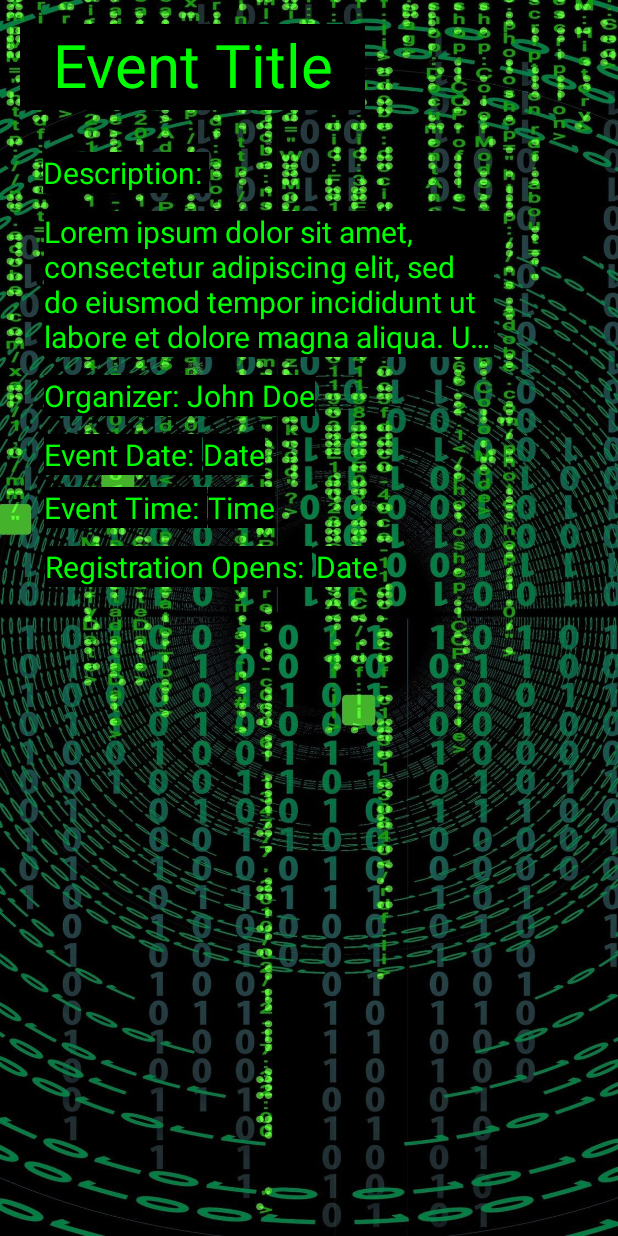
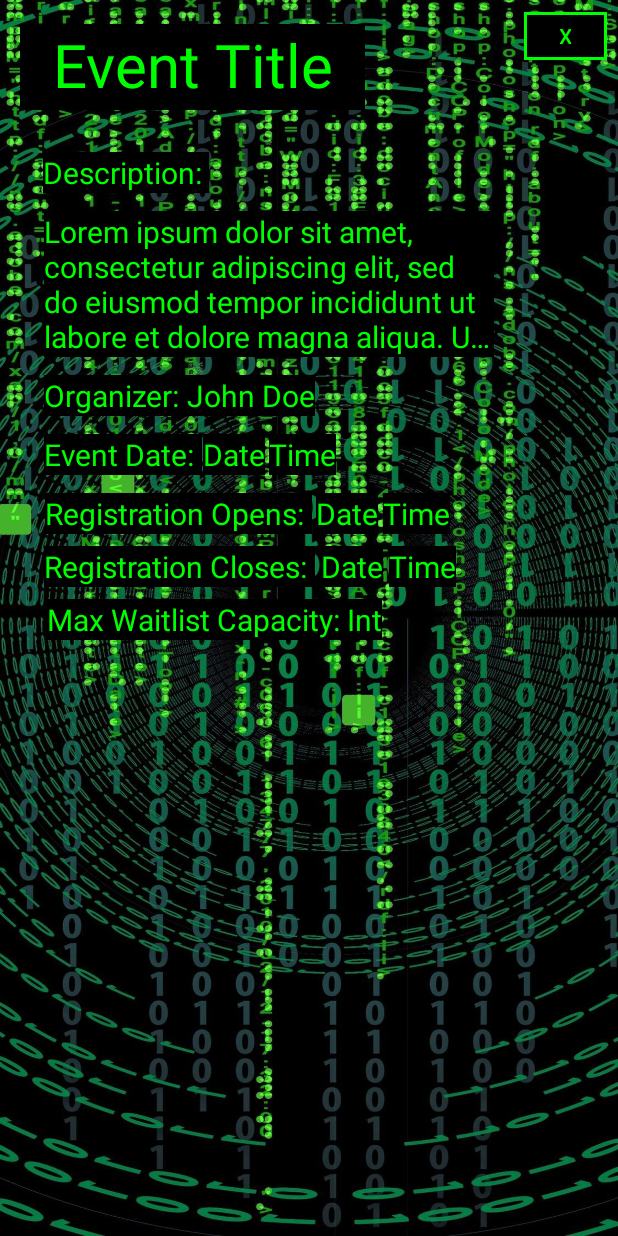
Before and after one commit to Matrix-F25/matrix-events, an Android app: the layout fragment_event_detail.xml on its own in the app's theme, with its tools: preview values and no code run, on a phone screen of 412 x 824 dp. Run offline under Robolectric (Android 15) with nearby library versions, the phone set to English and light mode, and no system bars.

Commit message:
Added more UI details

```diff
--- a/app/src/main/res/layout/fragment_event_detail.xml
+++ b/app/src/main/res/layout/fragment_event_detail.xml
@@ -6,7 +6,27 @@
     android:layout_height="match_parent"
     android:background="@drawable/matrix_background">
 
+    <!-- REMINDER: fix right constraints for organizer, event details, reg. opens/closes (static) -->
+
     <!-- title -->
+    <Button
+        android:id="@+id/event_details_back_button"
+        android:layout_width="55dp"
+        android:layout_height="40dp"
+        android:layout_marginStart="52dp"
+        android:layout_marginTop="4dp"
+        android:text="X"
+        android:textColor="@color/neon_green"
+
+        app:backgroundTint="@color/black"
+        app:cornerRadius="0dp"
+        app:layout_constraintEnd_toEndOf="parent"
+        app:layout_constraintHorizontal_bias="0.883"
+        app:layout_constraintStart_toEndOf="@+id/event_details_title_placeholder"
+        app:layout_constraintTop_toTopOf="parent"
+        app:strokeColor="@color/neon_green"
+        app:strokeWidth="2dp" />
+
     <TextView
         android:id="@+id/event_details_title_placeholder"
         android:layout_width="230dp"
@@ -86,32 +106,18 @@
     <!-- date and time details -->
 
     <TextView
-        android:id="@+id/event_time_static"
-        android:layout_width="wrap_content"
-        android:layout_height="wrap_content"
-        android:layout_marginTop="8dp"
-        android:background="@color/black"
-        android:text="Event Time: "
-        android:textColor="@color/neon_green"
-        android:textSize="20sp"
-        app:layout_constraintEnd_toEndOf="parent"
-        app:layout_constraintHorizontal_bias="0.096"
-        app:layout_constraintStart_toStartOf="parent"
-        app:layout_constraintTop_toBottomOf="@+id/event_date_static" />
-
-    <TextView
         android:id="@+id/event_time_placeholder"
         android:layout_width="wrap_content"
         android:layout_height="wrap_content"
-        android:layout_marginTop="8dp"
+        android:layout_marginTop="12dp"
+        android:layout_marginEnd="188dp"
         android:background="@color/black"
         android:text="Time"
         android:textColor="@color/neon_green"
         android:textSize="20sp"
         app:layout_constraintEnd_toEndOf="parent"
-        app:layout_constraintHorizontal_bias="0.377"
-        app:layout_constraintStart_toStartOf="parent"
-        app:layout_constraintTop_toBottomOf="@+id/event_date_placeholder" />
+        app:layout_constraintLeft_toRightOf="@id/event_date_placeholder"
+        app:layout_constraintTop_toBottomOf="@+id/organizer_name_placeholder" />
 
     <TextView
         android:id="@+id/event_date_static"
@@ -153,7 +159,7 @@
         app:layout_constraintEnd_toEndOf="parent"
         app:layout_constraintHorizontal_bias="0.129"
         app:layout_constraintStart_toStartOf="parent"
-        app:layout_constraintTop_toBottomOf="@+id/event_time_static" />
+        app:layout_constraintTop_toBottomOf="@+id/event_date_static" />
 
     <TextView
         android:id="@+id/registration_open_placeholder"
@@ -167,7 +173,94 @@
         app:layout_constraintEnd_toEndOf="parent"
         app:layout_constraintHorizontal_bias="0.569"
         app:layout_constraintStart_toStartOf="parent"
+        app:layout_constraintTop_toBottomOf="@+id/event_date_placeholder" />
+
+    <TextView
+        android:id="@+id/registration_open_time"
+        android:layout_width="wrap_content"
+        android:layout_height="wrap_content"
+        android:layout_marginTop="12dp"
+        android:layout_marginEnd="112dp"
+        android:background="@color/black"
+        android:text="Time"
+        android:textColor="@color/neon_green"
+        android:textSize="20sp"
+        app:layout_constraintEnd_toEndOf="parent"
+        app:layout_constraintLeft_toRightOf="@id/registration_open_placeholder"
         app:layout_constraintTop_toBottomOf="@+id/event_time_placeholder" />
 
+    <TextView
+        android:id="@+id/registration_closes_static"
+        android:layout_width="wrap_content"
+        android:layout_height="wrap_content"
+        android:layout_marginTop="8dp"
+        android:background="@color/black"
+        android:text="Registration Closes: "
+        android:textColor="@color/neon_green"
+        android:textSize="20sp"
+        app:layout_constraintEnd_toEndOf="parent"
+        app:layout_constraintHorizontal_bias="0.127"
+        app:layout_constraintStart_toStartOf="parent"
+        app:layout_constraintTop_toBottomOf="@+id/registration_open_static" />
+
+    <TextView
+        android:id="@+id/registration_closes_placeholder"
+        android:layout_width="wrap_content"
+        android:layout_height="wrap_content"
+        android:layout_marginTop="8dp"
+        android:background="@color/black"
+        android:text="Date"
+        android:textColor="@color/neon_green"
+        android:textSize="20sp"
+        app:layout_constraintEnd_toEndOf="parent"
+        app:layout_constraintHorizontal_bias="0.577"
+        app:layout_constraintStart_toStartOf="parent"
+        app:layout_constraintTop_toBottomOf="@+id/registration_open_placeholder" />
+
+    <TextView
+        android:id="@+id/registration_closes_time"
+        android:layout_width="wrap_content"
+        android:layout_height="wrap_content"
+        android:layout_marginTop="8dp"
+        android:layout_marginEnd="108dp"
+        android:background="@color/black"
+        android:text="Time"
+        android:textColor="@color/neon_green"
+        android:textSize="20sp"
+        app:layout_constraintEnd_toEndOf="parent"
+        app:layout_constraintLeft_toRightOf="@+id/registration_closes_placeholder"
+        app:layout_constraintTop_toBottomOf="@id/registration_open_time" />
+
+    <TextView
+        android:id="@+id/event_max_waitlist_cap_static"
+        android:layout_width="wrap_content"
+        android:layout_height="wrap_content"
+        android:layout_marginTop="8dp"
+        android:layout_marginEnd="152dp"
+        android:background="@color/black"
+        android:text="Max Waitlist Capacity: "
+        android:textColor="@color/neon_green"
+        android:textSize="20sp"
+        app:layout_constraintEnd_toEndOf="parent"
+        app:layout_constraintHorizontal_bias="0.527"
+        app:layout_constraintLeft_toRightOf="@+id/registration_closes_placeholder"
+        app:layout_constraintStart_toStartOf="parent"
+
+        app:layout_constraintTop_toBottomOf="@+id/registration_closes_placeholder" />
+
+    <TextView
+        android:id="@+id/event_max_waitlist_cap_placeholder"
+        android:layout_width="wrap_content"
+        android:layout_height="wrap_content"
+        android:layout_marginTop="8dp"
+        android:layout_marginEnd="152dp"
+        android:background="@color/black"
+        android:text="Int"
+        android:textColor="@color/neon_green"
+        android:textSize="20sp"
+        app:layout_constraintEnd_toEndOf="parent"
+        app:layout_constraintHorizontal_bias="0.0"
+        app:layout_constraintStart_toEndOf="@+id/event_max_waitlist_cap_static"
+        app:layout_constraintTop_toBottomOf="@id/registration_closes_placeholder" />
 
 </androidx.constraintlayout.widget.ConstraintLayout>
```
